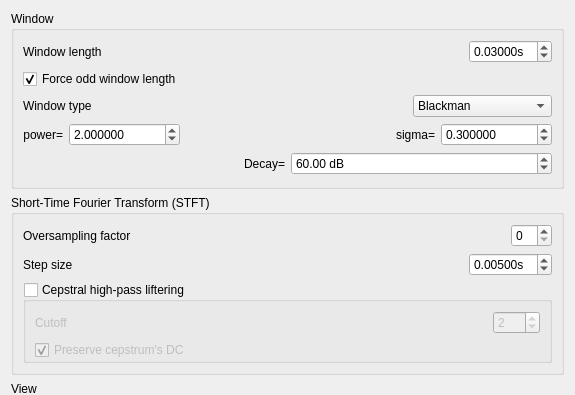
Qt form src/gvspectrogramwdialogsettings.ui (gillesdegottex/dfasma) before a commit; both pictures show x 0 to 575 and y 0 to 395 of the 575 by 598 pixel window.
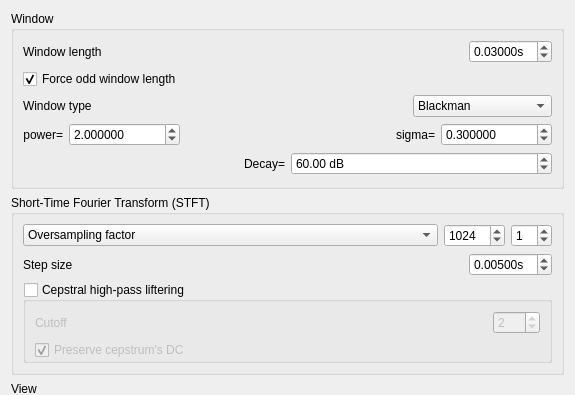
The same form after that commit.

The edit to the form file:
```diff
--- a/src/gvspectrogramwdialogsettings.ui
+++ b/src/gvspectrogramwdialogsettings.ui
@@ -297,33 +297,38 @@
       <item>
        <layout class="QHBoxLayout" name="horizontalLayout_4">
         <item>
-         <widget class="QLabel" name="label_3">
+         <widget class="QComboBox" name="cbSpectrogramDFTSizeType">
           <property name="sizePolicy">
-           <sizepolicy hsizetype="MinimumExpanding" vsizetype="Preferred">
+           <sizepolicy hsizetype="MinimumExpanding" vsizetype="Fixed">
             <horstretch>0</horstretch>
             <verstretch>0</verstretch>
            </sizepolicy>
           </property>
-          <property name="toolTip">
-           <string>&lt;html&gt;&lt;head/&gt;&lt;body&gt;&lt;p&gt;DFT size = &lt;span style=&quot; font-size:14pt;&quot;&gt;2&lt;/span&gt;&lt;span style=&quot; font-size:14pt; vertical-align:super;&quot;&gt;⌈log2(winlen)⌉+X&lt;/span&gt;&lt;/p&gt;&lt;/body&gt;&lt;/html&gt;</string>
+          <property name="currentIndex">
+           <number>1</number>
           </property>
-          <property name="statusTip">
-           <string>&lt;html&gt;&lt;head/&gt;&lt;body&gt;&lt;p&gt;DFT size = &lt;span style=&quot; font-size:14pt;&quot;&gt;2&lt;/span&gt;&lt;span style=&quot; font-size:14pt; vertical-align:super;&quot;&gt;⌈log2(winlen)⌉+X&lt;/span&gt;&lt;/p&gt;&lt;/body&gt;&lt;/html&gt;</string>
-          </property>
-          <property name="text">
-           <string>Oversampling factor</string>
-          </property>
+          <item>
+           <property name="text">
+            <string>Size</string>
+           </property>
+          </item>
+          <item>
+           <property name="text">
+            <string extracomment="&lt;html&gt;&lt;head/&gt;&lt;body&gt;&lt;p&gt;DFT size = &lt;span style=&quot; font-size:14pt;&quot;&gt;2&lt;/span&gt;&lt;span style=&quot; font-size:14pt; vertical-align:super;&quot;&gt;⌈log2(winlen)⌉+X&lt;/span&gt;&lt;/p&gt;&lt;/body&gt;&lt;/html&gt;">Oversampling factor</string>
+           </property>
+          </item>
          </widget>
         </item>
         <item>
-         <widget class="QLabel" name="lblDFTSize">
-          <property name="font">
-           <font>
-            <pointsize>8</pointsize>
-           </font>
+         <widget class="QSpinBox" name="sbSpectrogramDFTSize">
+          <property name="minimum">
+           <number>2</number>
           </property>
-          <property name="text">
-           <string>&lt;DFT size&gt;</string>
+          <property name="maximum">
+           <number>65536</number>
+          </property>
+          <property name="value">
+           <number>1024</number>
           </property>
          </widget>
         </item>
@@ -336,7 +341,7 @@
            <string>&lt;html&gt;&lt;head/&gt;&lt;body&gt;&lt;p&gt;DFT size = &lt;span style=&quot; font-size:14pt;&quot;&gt;2&lt;/span&gt;&lt;span style=&quot; font-size:14pt; vertical-align:super;&quot;&gt;⌈log2(winlen)⌉+X&lt;/span&gt;&lt;/p&gt;&lt;/body&gt;&lt;/html&gt;</string>
           </property>
           <property name="value">
-           <number>0</number>
+           <number>1</number>
           </property>
          </widget>
         </item>
```
Left out of the diff: 18 changed lines with no effect on the pictures.
